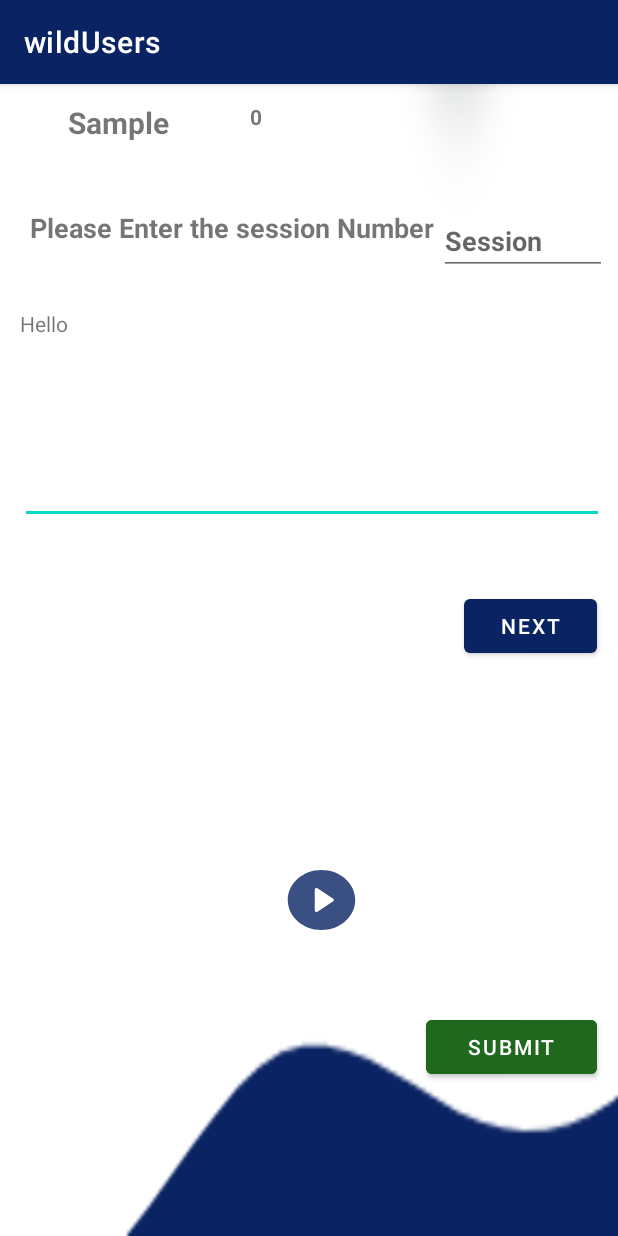
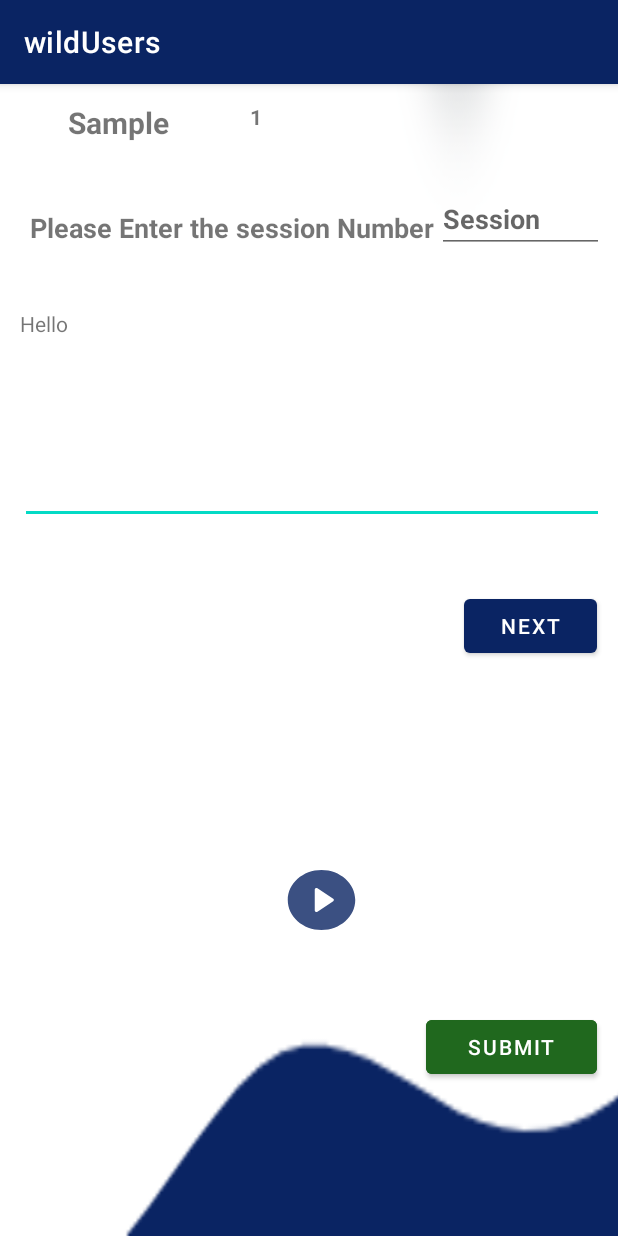
Before and after one commit to SLIIT-HCI/SMTEC, an Android app: the activity_sample_text1_3 screen opened directly, with no data from a screen before it, on a phone screen of 412 x 824 dp. Run offline under Robolectric (Android 15) with nearby library versions, the phone set to English and light mode, and no system bars; our stand-ins replace Volley.

Commit message:
storing the sentence count to DB implementation and modifications to the alignment of sample typing activity

```diff
--- a/app/src/main/java/com/example/wildusers/Database/LocalDB/DBHelper.java
+++ b/app/src/main/java/com/example/wildusers/Database/LocalDB/DBHelper.java
@@ -14,7 +14,7 @@ import java.util.Arrays;
 
 public class DBHelper extends SQLiteOpenHelper {
 
-    private static final int DATABASE_VERSION = 60;
+    private static final int DATABASE_VERSION = 61;
 
     // Database Name
     private static final String DATABASE_NAME = "SmtecWildMobileApp6.db";
@@ -95,7 +95,7 @@ public class DBHelper extends SQLiteOpenHelper {
                     + COLUMN3_dateTime + " TEXT NOT NULL,"
                     + COLUMN4_S1 + " TEXT NOT NULL,"
                     + COLUMN5_S2 + " TEXT NOT NULL,"
-                    + COLUMN7_sample + " TEXT NOT NULL,"
+                    + COLUMN7_sample + " INTEGER NOT NULL,"
                     + COLUMN6_EditDistance + " INTEGER NOT NULL,"
                     + COLUMN8_duration + " REAL NOT NULL )";
 
@@ -204,7 +204,7 @@ public class DBHelper extends SQLiteOpenHelper {
     }
 
 
-    public void saveToLocalDatabase(String UserID, String sample, int session, Experiment ex, SQLiteDatabase database){
+    public void saveToLocalDatabase(String UserID, int sample, int session, Experiment ex, SQLiteDatabase database){
 
         //SQLiteDatabase database = this.getWritableDatabase();
         ContentValues contentValues = new ContentValues();
--- a/app/src/main/java/com/example/wildusers/activity_sample_text1_3.java
+++ b/app/src/main/java/com/example/wildusers/activity_sample_text1_3.java
@@ -73,9 +73,10 @@ public class activity_sample_text1_3 extends AppCompatActivity {
     Boolean clicked = false;
     int clickCount,editDistance, noOfRuns;
     private int session = 1;
-    private int sentenceCount = 0;
+    private int sentenceCount = 1;
     long duration;
-    String Sample = "Sample";
+    //String Sample = "Sample";
+    //int sentence;
     String response, stimulus, UserID , formatDateTime1,formatDateTime2;
     Set<Integer> generated = new HashSet<>();
     int randomMax = 80;
@@ -160,6 +161,7 @@ public class activity_sample_text1_3 extends AppCompatActivity {
 
                 session = Integer.parseInt(sessionNo.getText().toString());
 
+
                 response = input_phrase.getText().toString();
                 stimulus = phrase.getText().toString();
                 editDistance = levenshteinDistance( input_phrase.getText().toString(), phrase.getText().toString());
@@ -173,7 +175,7 @@ public class activity_sample_text1_3 extends AppCompatActivity {
                 //Display the sentence count
                 sentenceCount ++;
                 Sentence_counter.setText(Integer.toString(sentenceCount));
-
+                sentenceCount = Integer.parseInt(Sentence_counter.getText().toString());
             }
         });
 
@@ -255,7 +257,7 @@ public class activity_sample_text1_3 extends AppCompatActivity {
     @RequiresApi(api = Build.VERSION_CODES.O)
     private void saveToLocalStorage(Experiment experimentList){
         SQLiteDatabase database = helper.getWritableDatabase();
-        helper.saveToLocalDatabase(UserID, Sample, session, experimentList, database);
+        helper.saveToLocalDatabase(UserID, sentenceCount, session, experimentList, database);
     }
 
     /* calculating edit distance */
--- a/app/src/main/res/layout/activity_sample_text1_3.xml
+++ b/app/src/main/res/layout/activity_sample_text1_3.xml
@@ -75,9 +75,9 @@
         android:layout_height="wrap_content"
         android:layout_alignParentTop="true"
         android:layout_alignParentEnd="true"
-        android:layout_marginStart="3dp"
-        android:layout_marginTop="82dp"
-        android:layout_marginEnd="7dp"
+        android:layout_marginStart="2dp"
+        android:layout_marginTop="67dp"
+        android:layout_marginEnd="9dp"
         android:layout_toEndOf="@+id/textView2"
         android:ems="10"
         android:hint="Session"
@@ -87,7 +87,7 @@
     <TextView
         android:id="@+id/textView2"
         android:layout_width="wrap_content"
-        android:layout_height="41dp"
+        android:layout_height="wrap_content"
         android:layout_alignParentStart="true"
         android:layout_alignParentTop="true"
         android:layout_marginStart="20dp"
@@ -119,7 +119,7 @@
         android:layout_toEndOf="@+id/sample"
         android:textAlignment="center"
         android:textStyle="bold"
-        android:text="0" />
+        android:text="1" />
 
 
 </RelativeLayout>
```
Also changed, not shown: app/src/main/java/com/example/wildusers/alertScreen.java (+55 -22 lines).
